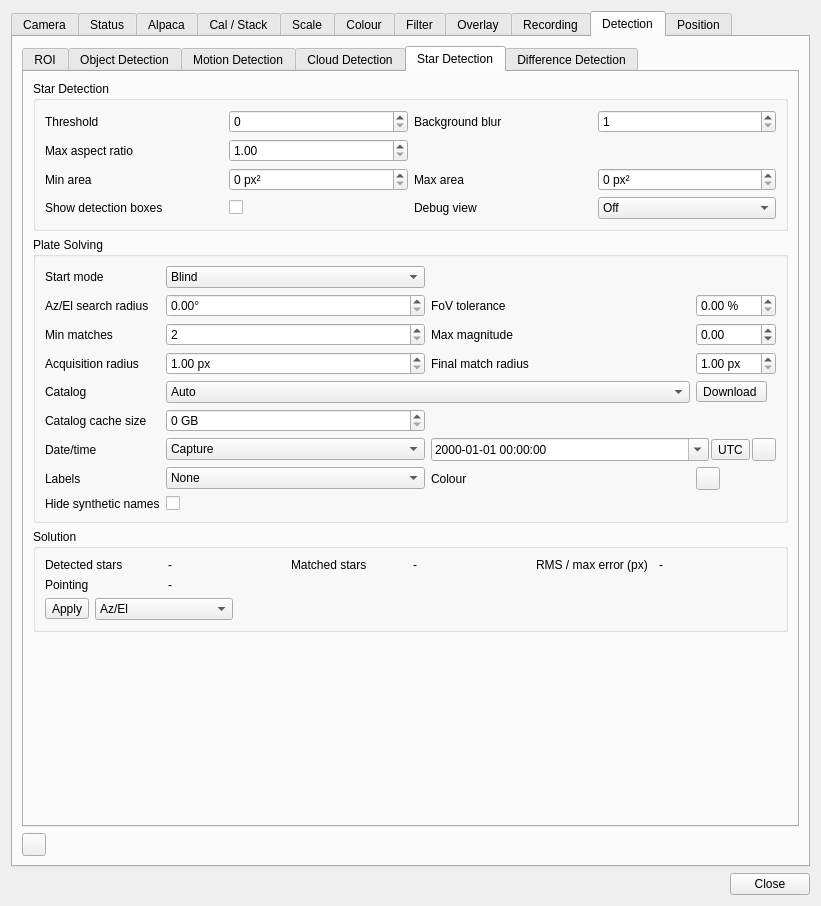
Above: plugins/feature/camera/camerasettingsdialog.ui from srcejon/sdrangel before the change. Below: the same form after it.
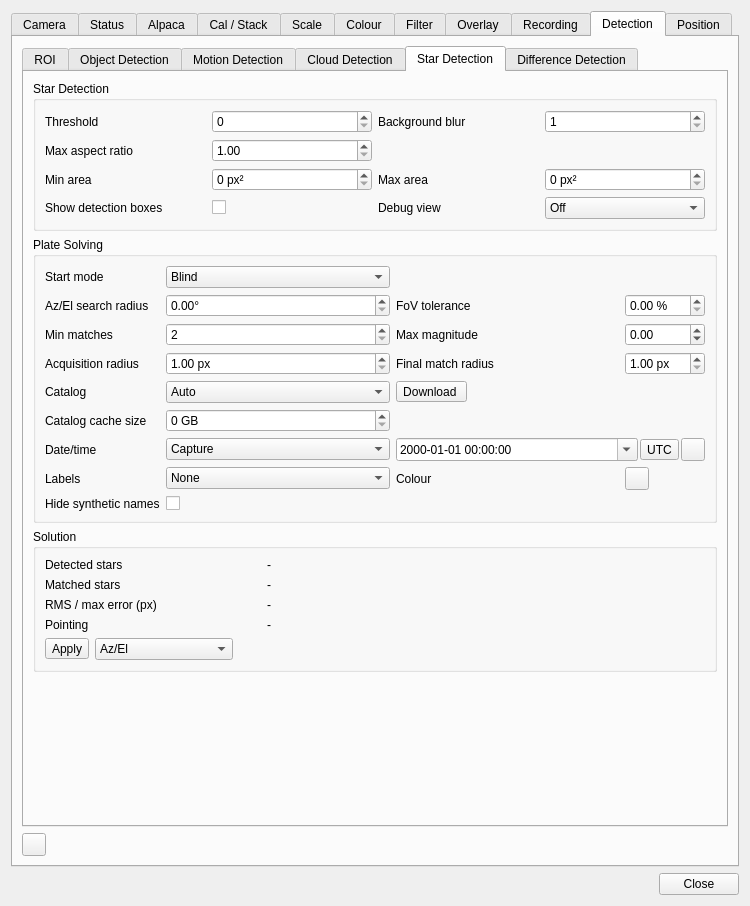
That is the form after the change. The open tabs and pages were chosen to show the change. Icons and pictures are not drawn. Custom widgets are drawn as their Qt base class.

Commit message: Resize GUI elements

Patch:
```diff
--- a/plugins/feature/camera/camerasettingsdialog.ui
+++ b/plugins/feature/camera/camerasettingsdialog.ui
@@ -6,7 +6,7 @@
    <rect>
     <x>0</x>
     <y>0</y>
-    <width>821</width>
+    <width>750</width>
     <height>906</height>
    </rect>
   </property>
@@ -7083,16 +7083,6 @@
                 </property>
                </widget>
               </item>
-              <item row="6" column="3">
-               <widget class="QToolButton" name="plateSolveDownloadCatalogButton">
-                <property name="toolTip">
-                 <string>Download the selected plate-solving catalog(s)</string>
-                </property>
-                <property name="text">
-                 <string>Download </string>
-                </property>
-               </widget>
-              </item>
               <item row="5" column="3">
                <widget class="QDoubleSpinBox" name="plateSolveFinalMatchRadiusSpin">
                 <property name="toolTip">
@@ -7170,33 +7160,6 @@
                 </property>
                </widget>
               </item>
-              <item row="6" column="1" colspan="2">
-               <widget class="QComboBox" name="plateSolveCatalogSourceCombo">
-                <property name="toolTip">
-                 <string>Select the star catalog used for plate solving</string>
-                </property>
-                <item>
-                 <property name="text">
-                  <string>Auto</string>
-                 </property>
-                </item>
-                <item>
-                 <property name="text">
-                  <string>HYG (Local) / bundled</string>
-                 </property>
-                </item>
-                <item>
-                 <property name="text">
-                  <string>Siril Gaia DR3 SPCC (Online)</string>
-                 </property>
-                </item>
-                <item>
-                 <property name="text">
-                  <string>Siril Gaia DR3 Astrometric (Local)</string>
-                 </property>
-                </item>
-               </widget>
-              </item>
               <item row="1" column="1">
                <widget class="QComboBox" name="plateSolveStartModeCombo">
                 <property name="toolTip">
@@ -7418,6 +7381,43 @@
                 </property>
                </widget>
               </item>
+              <item row="6" column="1">
+               <widget class="QComboBox" name="plateSolveCatalogSourceCombo">
+                <property name="toolTip">
+                 <string>Select the star catalog used for plate solving</string>
+                </property>
+                <item>
+                 <property name="text">
+                  <string>Auto</string>
+                 </property>
+                </item>
+                <item>
+                 <property name="text">
+                  <string>HYG (Local) / bundled</string>
+                 </property>
+                </item>
+                <item>
+                 <property name="text">
+                  <string>Gaia DR3 SPCC (Online)</string>
+                 </property>
+                </item>
+                <item>
+                 <property name="text">
+                  <string>Gaia DR3 Astrometric (Local)</string>
+                 </property>
+                </item>
+               </widget>
+              </item>
+              <item row="6" column="2">
+               <widget class="QToolButton" name="plateSolveDownloadCatalogButton">
+                <property name="toolTip">
+                 <string>Download the selected plate-solving catalog(s)</string>
+                </property>
+                <property name="text">
+                 <string>Download </string>
+                </property>
+               </widget>
+              </item>
              </layout>
             </widget>
            </item>
@@ -7430,56 +7430,21 @@
               <string>Solution</string>
              </property>
              <layout class="QGridLayout" name="gridLayout_30">
-              <item row="1" column="0">
+              <item row="2" column="1">
+               <widget class="QLabel" name="plateSolveRmsLabel">
+                <property name="text">
+                 <string>-</string>
+                </property>
+               </widget>
+              </item>
+              <item row="3" column="0">
                <widget class="QLabel" name="plateSolveStatusTextLabel">
                 <property name="text">
                  <string>Pointing</string>
                 </property>
                </widget>
               </item>
-              <item row="0" column="1">
-               <widget class="QLabel" name="plateSolveDetectedLabel">
-                <property name="text">
-                 <string>-</string>
-                </property>
-               </widget>
-              </item>
-              <item row="0" column="5">
-               <widget class="QLabel" name="plateSolveRmsLabel">
-                <property name="text">
-                 <string>-</string>
-                </property>
-               </widget>
-              </item>
-              <item row="0" column="4">
-               <widget class="QLabel" name="plateSolveRmsTextLabel">
-                <property name="text">
-                 <string>RMS / max error (px)</string>
-                </property>
-               </widget>
-              </item>
-              <item row="0" column="0">
-               <widget class="QLabel" name="plateSolveDetectedTextLabel">
-                <property name="text">
-                 <string>Detected stars</string>
-                </property>
-               </widget>
-              </item>
-              <item row="0" column="2">
-               <widget class="QLabel" name="plateSolveMatchesTextLabel">
-                <property name="text">
-                 <string>Matched stars</string>
-                </property>
-               </widget>
-              </item>
-              <item row="1" column="1" colspan="5">
-               <widget class="QLabel" name="plateSolveStatusLabel">
-                <property name="text">
-                 <string>-</string>
-                </property>
-               </widget>
-              </item>
-              <item row="3" column="0" colspan="6">
+              <item row="4" column="0" colspan="3">
                <layout class="QHBoxLayout" name="horizontalLayout_2">
                 <item>
                  <widget class="QToolButton" name="plateSolveApplyButton">
@@ -7533,13 +7498,48 @@
                 </item>
                </layout>
               </item>
-              <item row="0" column="3">
+              <item row="0" column="1">
+               <widget class="QLabel" name="plateSolveDetectedLabel">
+                <property name="text">
+                 <string>-</string>
+                </property>
+               </widget>
+              </item>
+              <item row="2" column="0">
+               <widget class="QLabel" name="plateSolveRmsTextLabel">
+                <property name="text">
+                 <string>RMS / max error (px)</string>
+                </property>
+               </widget>
+              </item>
+              <item row="1" column="0">
+               <widget class="QLabel" name="plateSolveMatchesTextLabel">
+                <property name="text">
+                 <string>Matched stars</string>
+                </property>
+               </widget>
+              </item>
+              <item row="1" column="1">
                <widget class="QLabel" name="plateSolveMatchesLabel">
                 <property name="text">
                  <string>-</string>
                 </property>
                </widget>
               </item>
+              <item row="3" column="1" colspan="2">
+               <widget class="QLabel" name="plateSolveStatusLabel">
+                <property name="text">
+                 <string>-</string>
+                </property>
+               </widget>
+              </item>
+              <item row="0" column="0">
+               <widget class="QLabel" name="plateSolveDetectedTextLabel">
+                <property name="text">
+                 <string>Detected stars</string>
+                </property>
+               </widget>
+              </item>
              </layout>
             </widget>
            </item>
```
Left out of the diff: 2 changed lines with no effect on the pictures.
